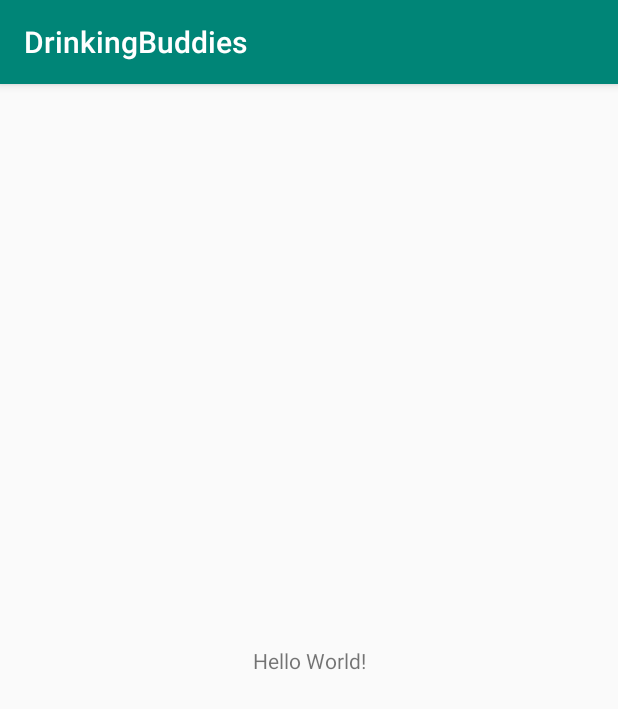
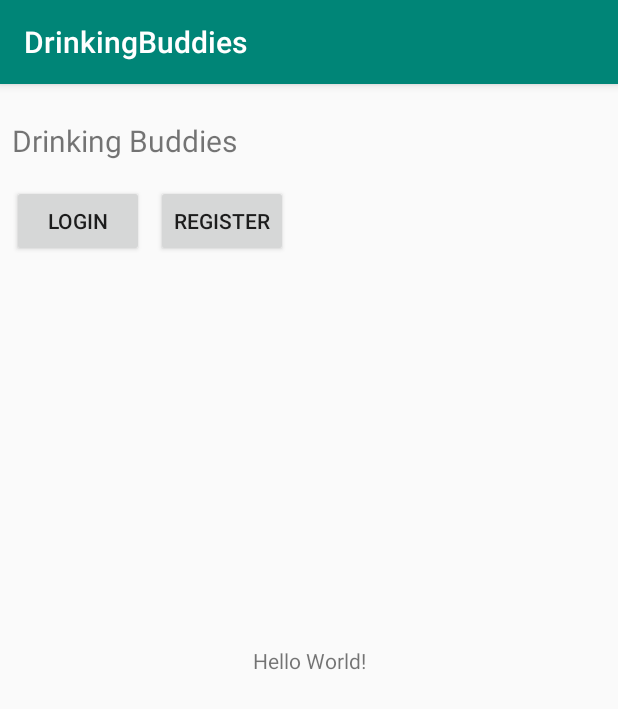
Before and after one commit to KotoGit/DrinkingBuddies, an Android app: the screen it shows after launch (MainActivity), on a phone screen of 412 x 824 dp. Shown: the top 709 px of the screen. Run offline under Robolectric (Android 15) with nearby library versions, the light colour scheme and no system bars.

Commit message:
Basic welcome page

```diff
--- a/app/src/main/res/layout/activity_main.xml
+++ b/app/src/main/res/layout/activity_main.xml
@@ -15,4 +15,38 @@
         app:layout_constraintRight_toRightOf="parent"
         app:layout_constraintTop_toTopOf="parent" />
 
+    <TextView
+        android:id="@+id/textView"
+        android:layout_width="163dp"
+        android:layout_height="35dp"
+        android:layout_marginStart="8dp"
+        android:layout_marginLeft="8dp"
+        android:layout_marginTop="24dp"
+        android:text="Drinking Buddies"
+        android:textSize="20sp"
+        app:layout_constraintStart_toStartOf="parent"
+        app:layout_constraintTop_toTopOf="parent" />
+
+    <Button
+        android:id="@+id/loginButton"
+        android:layout_width="wrap_content"
+        android:layout_height="wrap_content"
+        android:layout_marginStart="8dp"
+        android:layout_marginLeft="8dp"
+        android:layout_marginTop="8dp"
+        android:text="Login"
+        app:layout_constraintStart_toStartOf="parent"
+        app:layout_constraintTop_toBottomOf="@+id/textView" />
+
+    <Button
+        android:id="@+id/registerButton"
+        android:layout_width="wrap_content"
+        android:layout_height="wrap_content"
+        android:layout_marginStart="8dp"
+        android:layout_marginLeft="8dp"
+        android:layout_marginTop="8dp"
+        android:text="Register"
+        app:layout_constraintStart_toEndOf="@+id/loginButton"
+        app:layout_constraintTop_toBottomOf="@+id/textView" />
+
 </androidx.constraintlayout.widget.ConstraintLayout>
```
